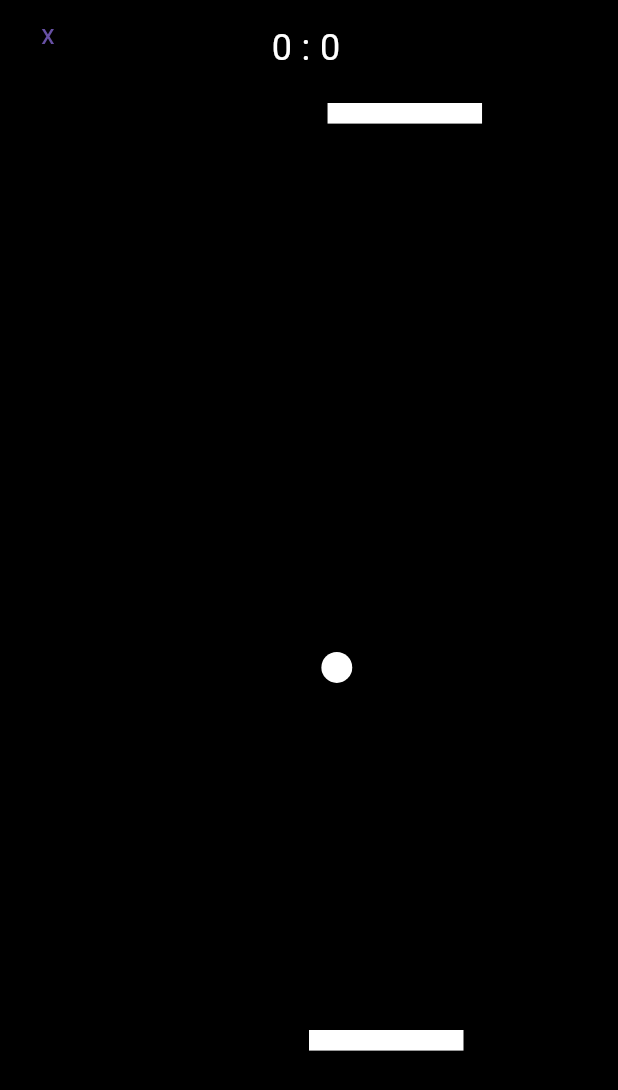
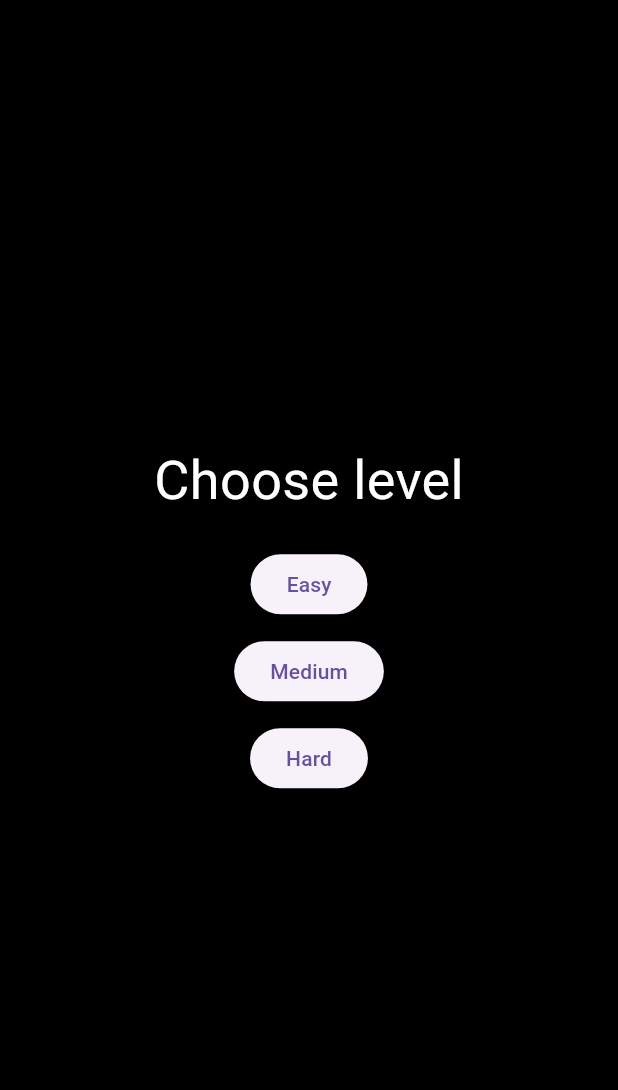
Before and after one commit to Juro12/multi-pong, a Flutter app: the screen it shows after launch, after a tap on "Start Game", on a phone screen of 412 x 824 dp. Shown: the top 1090 px of the screen. Run offline on Flutter 3.47's test engine with Material 3 defaults, Android fonts, the phone set to English and light mode, and no system bars.

Commit message:
ver 0.2
Dodano poziomy trudności

```diff
--- a/pong/lib/main.dart
+++ b/pong/lib/main.dart
@@ -37,7 +37,7 @@ class MenuScreen extends StatelessWidget {
               onPressed: () {
                 Navigator.push(
                   context,
-                  MaterialPageRoute(builder: (context) => GameScreen()),
+                  MaterialPageRoute(builder: (context) => Settingsscreen()),
                 );
               },
               child: Text('Start Game'),
@@ -57,7 +57,60 @@ class MenuScreen extends StatelessWidget {
   }
 }
 
+class Settingsscreen extends StatelessWidget {
+  @override
+  Widget build(BuildContext context) {
+    return Scaffold(
+      backgroundColor: Colors.black,
+      body: Center(
+        child: Column(
+          mainAxisAlignment: MainAxisAlignment.center,
+          children: [
+            Text(
+              'Choose level',
+              style: TextStyle(color: Colors.white, fontSize: 36),
+            ),
+            SizedBox(height: 20),
+            ElevatedButton(
+              onPressed: () {
+                Navigator.push(
+                  context,
+                  MaterialPageRoute(builder: (context) => GameScreen(1)),
+                );
+              },
+              child: Text('Easy'),
+            ),
+            SizedBox(height: 10),
+            ElevatedButton(
+              onPressed: () {
+                Navigator.push(
+                  context,
+                  MaterialPageRoute(builder: (context) => GameScreen(2)),
+                );
+              },
+              child: Text('Medium'),
+            ),
+            SizedBox(height: 10),
+            ElevatedButton(
+              onPressed: () {
+                Navigator.push(
+                  context,
+                  MaterialPageRoute(builder: (context) => GameScreen(3)),
+                );
+              },
+              child: Text('Hard'),
+            ),
+          ],
+        ),
+      ),
+    );
+  }
+}
+
 class GameScreen extends StatefulWidget {
+  final double poziom;
+  GameScreen(this.poziom);
+
   @override
   _GameScreenState createState() => _GameScreenState();
 }
@@ -68,6 +121,7 @@ class _GameScreenState extends State<GameScreen> {
   late Paletka paletkaKomputera;
   Timer? timer;
   bool ruchPilki = true;
+  double poziom = 2;
 
   int wynikGracza = 0; // Wynik gracza
   int wynikKomputera = 0; // Wynik komputera
@@ -84,10 +138,10 @@ class _GameScreenState extends State<GameScreen> {
     pilka = Pilka(screenWidth / 2, screenHeight / 2);
     paletkaGracza = Paletka(screenWidth / 2, screenHeight - 50, isPlayer: true); // Gracz na dole
     paletkaKomputera = Paletka(screenWidth / 2, 50, isPlayer: false); // Komputer na górze
-    startGame();
+    startGame(widget.poziom);
   }
 
-  void startGame() {
+  void startGame(double poziom) {
     Future.delayed(Duration(seconds: 1), () {
     timer = Timer.periodic(Duration(milliseconds: 16), (Timer timer) {
       setState(() {
@@ -159,7 +213,7 @@ class _GameScreenState extends State<GameScreen> {
         }
 
         // Ruch paletki komputera
-        paletkaKomputera.aiMove(pilka, screenHeight, screenWidth);
+        paletkaKomputera.aiMove(pilka, screenHeight, screenWidth, poziom);
       });
     });
   });
@@ -236,8 +290,10 @@ class _GameScreenState extends State<GameScreen> {
             left: 0,
             child: TextButton(
               onPressed: () {
-                // Nawigacja do menu
-                Navigator.pop(context);
+                  Navigator.push(
+                  context,
+                  MaterialPageRoute(builder: (context) => MenuScreen()),
+                );
               },
               style: TextButton.styleFrom(
                 backgroundColor: Colors.transparent, // Kolor tła przycisku
@@ -321,7 +377,7 @@ class Paletka {
     }
   }
 
-void aiMove(Pilka pilka, double height, double width) {
+void aiMove(Pilka pilka, double height, double width, double poziom) {
   if (pilka.y > height / 2) {
     x += predkosc; // Stały ruch w jednym kierunku, gdy piłka jest na połowie gracza
 
@@ -338,15 +394,15 @@ void aiMove(Pilka pilka, double height, double width) {
 
     if (odlegloscDoPilki.abs() > 50) { // Jeśli piłka jest dalej niż 50 pikseli
       if (odlegloscDoPilki < 0) {
-        x -= predkosc.abs(); // Szybszy ruch w lewo
+        x -= poziom; // Szybszy ruch w lewo
       } else {
-        x += predkosc.abs(); // Szybszy ruch w prawo
+        x += poziom; // Szybszy ruch w prawo
       }
     } else { // Wolniejszy ruch, gdy piłka jest blisko
       if (odlegloscDoPilki < 0) {
-        x -= predkosc.abs(); // Wolniejszy ruch w lewo
+        x -= poziom; // Wolniejszy ruch w lewo
       } else {
-        x += predkosc.abs(); // Wolniejszy ruch w prawo
+        x += poziom; // Wolniejszy ruch w prawo
       }
     }
 
```
